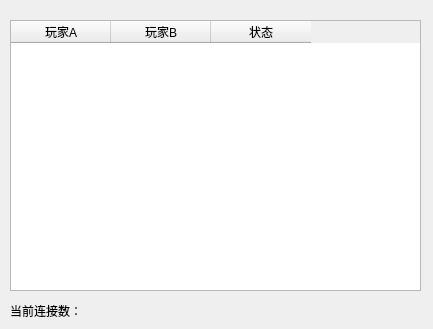
Old version of the form GomokuServer/serverStatus.ui in the repository Mango-HaiK/Gomuku.
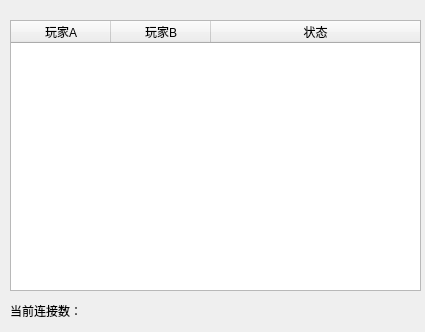
New version of the form.

```diff
--- a/GomokuServer/serverStatus.ui
+++ b/GomokuServer/serverStatus.ui
@@ -6,8 +6,8 @@
    <rect>
     <x>0</x>
     <y>0</y>
-    <width>433</width>
-    <height>329</height>
+    <width>425</width>
+    <height>332</height>
    </rect>
   </property>
   <property name="windowTitle">
@@ -22,6 +22,21 @@
      <height>271</height>
     </rect>
    </property>
+   <attribute name="horizontalHeaderVisible">
+    <bool>true</bool>
+   </attribute>
+   <attribute name="horizontalHeaderCascadingSectionResizes">
+    <bool>false</bool>
+   </attribute>
+   <attribute name="horizontalHeaderShowSortIndicator" stdset="0">
+    <bool>false</bool>
+   </attribute>
+   <attribute name="horizontalHeaderStretchLastSection">
+    <bool>true</bool>
+   </attribute>
+   <attribute name="verticalHeaderCascadingSectionResizes">
+    <bool>false</bool>
+   </attribute>
    <column>
     <property name="text">
      <string>玩家A</string>
```
Left out of the diff: 2 changed lines with no effect on the pictures.
